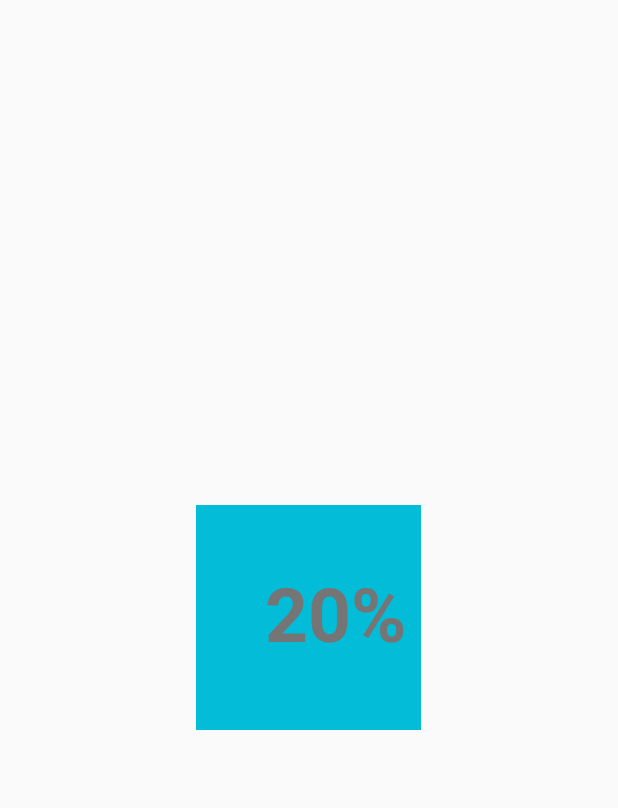
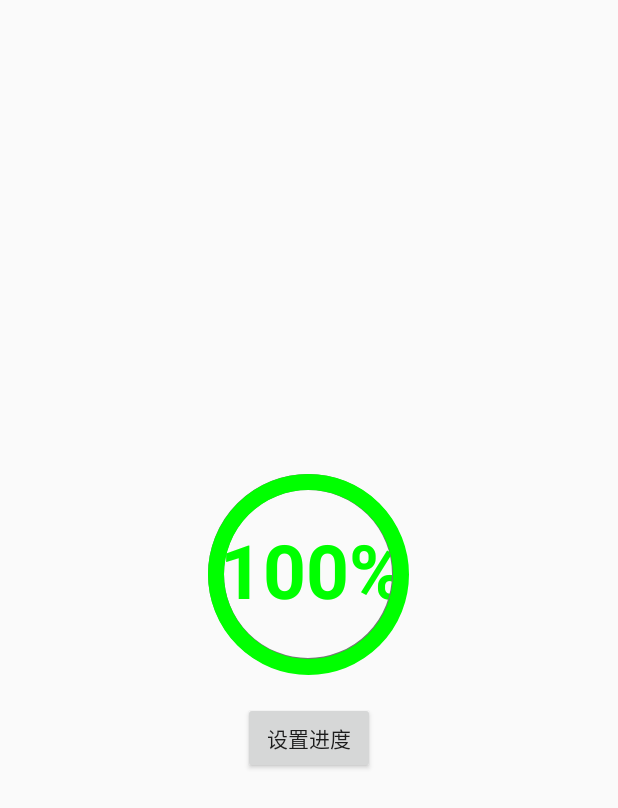
Before and after one commit to telyo/FineMoodNote, an Android app: the ShowPlanActivity screen opened directly, with no data from a screen before it, on a phone screen of 412 x 824 dp. Shown: the top 808 px of the screen. Run offline under Robolectric (Android 15) with nearby library versions, the phone set to English and light mode, and no system bars.

Commit message:
自定义圆形进View

```diff
--- a/app/src/main/java/com/telyo/finemoodnote/ui/ShowPlanActivity.java
+++ b/app/src/main/java/com/telyo/finemoodnote/ui/ShowPlanActivity.java
@@ -1,8 +1,11 @@
 package com.telyo.finemoodnote.ui;
 
 import android.os.Bundle;
+import android.view.View;
+import android.widget.Button;
 
 import com.telyo.finemoodnote.R;
+import com.telyo.finemoodnote.views.CircleProgressView;
 
 /**
  * Created by Administrator on 2017/7/21.
@@ -10,9 +13,22 @@ import com.telyo.finemoodnote.R;
 
 public class ShowPlanActivity extends BaseThemeActivity{
 
+    private CircleProgressView mProgressView;
+    private Button mBtn_set_progress;
     @Override
     protected void onCreate(Bundle savedInstanceState) {
         super.onCreate(savedInstanceState);
         setContentView(R.layout.activity_show_plan);
+
+        mProgressView = (CircleProgressView) findViewById(R.id.progressView);
+        mBtn_set_progress = (Button) findViewById(R.id.btn_setProgress);
+        mBtn_set_progress.setOnClickListener(new View.OnClickListener() {
+            int i = 0;
+            @Override
+            public void onClick(View view) {
+                mProgressView.setProgress(50);
+                i +=10;
+            }
+        });
     }
 }
--- a/app/src/main/java/com/telyo/finemoodnote/utils/Constants.java
+++ b/app/src/main/java/com/telyo/finemoodnote/utils/Constants.java
@@ -16,4 +16,7 @@ public class Constants {
     public static final String NEW_PLAN_REQUEST_CONTENT = "a new plan";
     public static final String SHOW_PLAN_REQUEST_CONTENT = "show a plan";
     public static final int SHOW_PLAN_REQUEST_CODE = 0004;
+
+    //圆周率
+    public static final double pi = 3.1415926;
 }
--- a/app/src/main/java/com/telyo/finemoodnote/views/CircleProgressView.java
+++ b/app/src/main/java/com/telyo/finemoodnote/views/CircleProgressView.java
@@ -1,17 +1,20 @@
 package com.telyo.finemoodnote.views;
 
+import android.animation.ValueAnimator;
 import android.content.Context;
 import android.content.res.TypedArray;
 import android.graphics.Canvas;
+import android.graphics.Color;
 import android.graphics.Paint;
 import android.graphics.Rect;
+import android.graphics.RectF;
 import android.graphics.Typeface;
 import android.support.v4.content.ContextCompat;
+import android.support.v4.view.animation.FastOutSlowInInterpolator;
 import android.util.AttributeSet;
 import android.view.View;
 
 import com.telyo.finemoodnote.R;
-import com.telyo.finemoodnote.utils.L;
 
 /**
  * Created by Administrator on 2017/7/21.
@@ -20,14 +23,25 @@ import com.telyo.finemoodnote.utils.L;
 public class CircleProgressView extends View {
     //边长
     private int width;
+    //进度弧的颜色
     private int mProgress_color;
-    private String mText;
-    private int mText_color;
+    //进度的文本
+    private String mShowText;
 
-    private Paint mTextPaint;
-    private Paint mProgressPaint;
+    //进度的文本颜色
+
+    //进度文本的size
     private float mTextSize;
+    //背景园的半径
     private int mRadio;
+    private Context mContext;
+
+    //进度的弧度
+    private float mStartAngle;
+    private float mSweepAngle;
+    private int mProgressAngle;
+    private int mProgress;
+
     public CircleProgressView(Context context) {
         this(context,null);
     }
@@ -39,15 +53,24 @@ public class CircleProgressView extends View {
     public CircleProgressView(Context context, AttributeSet attrs, int defStyleAttr) {
         super(context, attrs, defStyleAttr);
         initAttrs(context,attrs);
+
+        this.mContext = context;
+        initProgressAngle();
+        mProgress_color = 0;
+        mStartAngle = 360/4;
+        mShowText = "0%";
+        initSweepAngle();
+
+    }
+
+    private void initProgressAngle() {
+        this.mProgressAngle = mProgress *360/100;
     }
 
     private void initAttrs(Context context, AttributeSet attrs) {
         TypedArray ta = context.obtainStyledAttributes(attrs, R.styleable.CircleProgressView);
-        mProgress_color = ta.getColor(R.styleable.CircleProgressView_progress_color,
-                ContextCompat.getColor(context,R.color.colorPrimary));
-        mText_color = ta.getColor(R.styleable.CircleProgressView_progress_color,
-                ContextCompat.getColor(context,R.color.colorTextNormal));
-        mText = ta.getString(R.styleable.CircleProgressView_text);
+        mProgress = ta.getInt(R.styleable.CircleProgressView_progress,0);
+        ta.recycle();
     }
 
     @Override
@@ -56,22 +79,72 @@ public class CircleProgressView extends View {
         width = getMeasuredWidth();
         setMeasuredDimension(width,width);
         mTextSize = width*1/3;
-        mRadio = width*8/9;
+        mRadio = width/2-20;
+
+    }
+
+    private void initSweepAngle() {
+        ValueAnimator animator = ValueAnimator.ofFloat(0f,1);
+        animator.addUpdateListener(new ValueAnimator.AnimatorUpdateListener() {
+            @Override
+            public void onAnimationUpdate(ValueAnimator valueAnimator) {
+                float value = (float) valueAnimator.getAnimatedValue();
+                mSweepAngle = mProgressAngle*value;
+                mProgress_color = Color.argb(255
+                        ,(int)(255*(1-mProgress*value/100))
+                        ,(int)(255*(mProgress*value/100))
+                        ,0);
+                mShowText = (int)(mProgress*value) + "%";
+            }
+        });
+        animator.setInterpolator(new FastOutSlowInInterpolator());
+        animator.setDuration(2000);
+        animator.start();
     }
 
     @Override
     protected void onDraw(Canvas canvas) {
         super.onDraw(canvas);
-        mTextPaint = new Paint();
+        int strockWidth = 16;
+        //画字体
+        Paint mTextPaint = new Paint();
         Typeface font = Typeface.create("微软雅黑",Typeface.BOLD);
-        mTextPaint.setColor(mText_color);
+        mTextPaint.setColor(mProgress_color);
         mTextPaint.setTypeface(font);
         mTextPaint.setTextSize(mTextSize);
         mTextPaint.setTextAlign(Paint.Align.LEFT);
         Paint.FontMetrics fm = mTextPaint.getFontMetrics();
-        float textWidth = (fm.descent -fm.ascent);
         float textHeight = fm.bottom - fm.top;
-        L.i("字体宽度 =" +textWidth+ " 字体高度=" +textHeight+ " 画布边长=" + getMeasuredHeight()+ " 字符个数" + mText.length());
-        canvas.drawText(mText, (getMeasuredWidth() - textWidth)/2,(getMeasuredHeight() + textHeight/2)/2  ,mTextPaint);
+        Rect bound = new Rect();
+        mTextPaint.getTextBounds(mShowText,0,mShowText.length(),bound);
+        int textBoundsWidth = bound.width();
+        canvas.drawText(mShowText, (getMeasuredWidth() - textBoundsWidth)/2
+                ,(getMeasuredHeight() + textHeight/2)/2  ,mTextPaint);
+        //画背景环形
+        Paint circlePaint = new Paint();
+        circlePaint.setStrokeWidth(strockWidth);
+        circlePaint.setStyle(Paint.Style.STROKE);
+        circlePaint.setColor(ContextCompat.getColor(mContext,R.color.colorTextNormal));
+        canvas.drawCircle(width/2,width/2,mRadio,circlePaint);
+        //画进度弧
+        Paint progressPaint = new Paint();
+        progressPaint.setColor(mProgress_color);
+        progressPaint.setStyle(Paint.Style.STROKE);
+        progressPaint.setStrokeWidth(strockWidth);
+
+        if (mSweepAngle <= mProgressAngle) {
+            canvas.drawArc(new RectF(20,20,width-20,width-20), mStartAngle, mSweepAngle,false,progressPaint);
+            invalidate();
+        }
     }
+
+    public void setProgress(int progress){
+        mSweepAngle = 0;
+        mProgress = progress;
+        initProgressAngle();
+        initSweepAngle();
+        invalidate();
+    }
+
+
 }
--- a/app/src/main/res/layout/activity_show_plan.xml
+++ b/app/src/main/res/layout/activity_show_plan.xml
@@ -4,13 +4,19 @@
     android:layout_width="match_parent"
     android:layout_height="match_parent"
     android:gravity="center"
-    android:orientation="horizontal">
+    android:orientation="vertical">
 
     <com.telyo.finemoodnote.views.CircleProgressView
-        android:background="@color/colorPrimary"
+        android:id="@+id/progressView"
         android:layout_width="150dp"
         android:layout_height="wrap_content"
-        app:text="20%" />
+        app:progress="100" />
+    <Button
+        android:layout_marginTop="10dp"
+        android:id="@+id/btn_setProgress"
+        android:text="设置进度"
+        android:layout_width="wrap_content"
+        android:layout_height="wrap_content" />
 
 
 </LinearLayout>
--- a/app/src/main/res/values/atts.xml
+++ b/app/src/main/res/values/atts.xml
@@ -19,8 +19,6 @@
     </declare-styleable>
 
     <declare-styleable name="CircleProgressView">
-        <attr name="progress_color" format="color"/>
-        <attr name="text" format="string"/>
-        <attr name="text_color" format="color"/>
+        <attr name="progress" format="integer"/>
     </declare-styleable>
 </resources>
```
